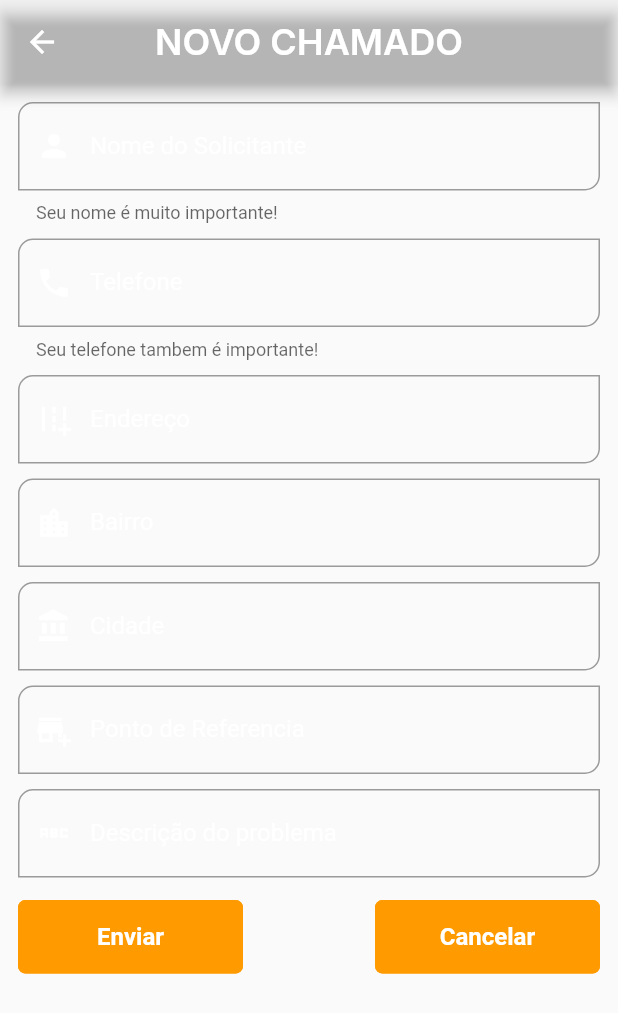
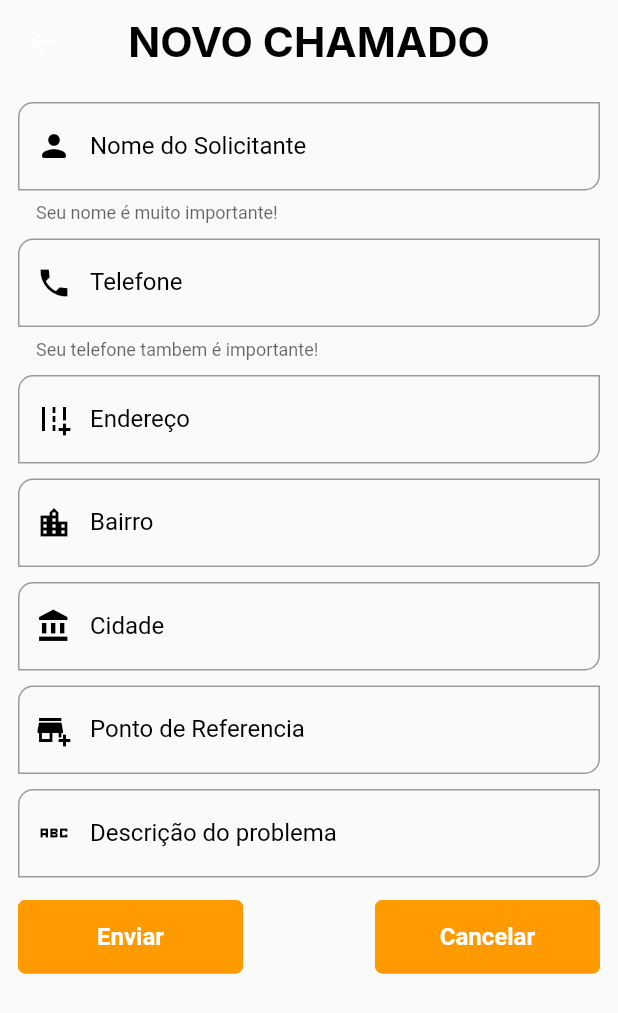
Before and after one commit to Barba2k2/CidadeSegura2, a Flutter app: the FormScreen screen opened directly, on a phone screen of 412 x 824 dp. Shown: the top 1013 px of the screen. Run offline on Flutter 3.47's test engine with Material 2 defaults, Android fonts, the phone set to English and light mode, and no system bars; our stand-ins replace cloud_firestore, firebase_auth, firebase_core, firebase_storage, flutter_otp_text_field, flutter_screenutil and 7 more; accounts and stored records are empty.

Commit message:
Alterações e ajustes

```diff
--- a/lib/src/features/core/screens/ChamadosPage/components/form_screen.dart
+++ b/lib/src/features/core/screens/ChamadosPage/components/form_screen.dart
@@ -1,5 +1,6 @@
 import 'dart:async';
 import 'package:cidade_segura2/src/features/core/screens/ChamadosPage/components/database/form_data.dart';
+import 'package:cloud_firestore/cloud_firestore.dart';
 import 'package:flutter/material.dart';
 import 'package:flutter/services.dart';
 import 'package:provider/provider.dart';
@@ -8,7 +9,6 @@ import '../../../../../constants/text_strings.dart';
 import 'buttons/cancel_button.dart';
 import 'buttons/send_form_button.dart';
 import 'dados_form.dart';
-import 'form_controller.dart';
 
 class FormScreen extends StatefulWidget {
   final Function(DadosForm)? onSubmit;
@@ -31,19 +31,36 @@ class _FormScreenState extends State<FormScreen> {
   final _formKey = GlobalKey<FormState>();
   final _formData = <String, Object>{};
 
+  final FirebaseFirestore _firestore = FirebaseFirestore.instance;
+
+  void saveData(String name, String phone, String address) {
+    CollectionReference users = _firestore.collection('Users');
+    DocumentReference userDocRef = users.doc('user_id');
+    CollectionReference chamados = userDocRef.collection('chamados');
+
+    chamados
+        .add({
+          'name': name,
+          'phone': phone,
+          'address': address,
+        })
+        .then((value) => debugPrint("Dados salvos com sucesso!"))
+        .catchError((error) => debugPrint("Falha ao salvar dados: $error"));
+  }
+
   @override
   Widget build(BuildContext context) {
-    final forms = Provider.of<FormRepository>(context);
-    // formulario = context.watch<FormRepository>();
-
-    return Scaffold(
+    var isDark = MediaQuery.of(context).platformBrightness == Brightness.dark;
+    return SafeArea(
+      child: Scaffold(
         appBar: AppBar(
-        title: const Text(
+          title: Text(
             'NOVO CHAMADO',
-          style: TextStyle(fontWeight: semiBold, fontSize: 24),
+            style: Theme.of(context).textTheme.displayLarge,
           ),
           centerTitle: true,
           backgroundColor: Colors.transparent,
+          elevation: 0,
         ),
         body: SingleChildScrollView(
           scrollDirection: Axis.vertical,
@@ -54,13 +71,13 @@ class _FormScreenState extends State<FormScreen> {
               child: Column(
                 children: [
                   TextFormField(
-                  decoration: const InputDecoration(
+                    decoration: InputDecoration(
                       labelText: 'Nome do Solicitante',
                       helperText: 'Seu nome é muito importante!',
                       hintText: 'João Da Silva Pedreira',
-                    prefixIcon: Icon(Icons.person_rounded, color: white),
-                    hoverColor: whiteGrey,
-                    focusedBorder: OutlineInputBorder(
+                      prefixIcon: Icon(Icons.person_rounded, color: isDark ? white : black),
+                      hoverColor: black,
+                      focusedBorder: const OutlineInputBorder(
                         borderSide: BorderSide(
                           width: 3,
                           color: Colors.greenAccent,
@@ -72,7 +89,7 @@ class _FormScreenState extends State<FormScreen> {
                           bottomLeft: Radius.zero,
                         ),
                       ),
-                    border: OutlineInputBorder(
+                      border: const OutlineInputBorder(
                         borderRadius: BorderRadius.only(
                           topRight: Radius.zero,
                           topLeft: Radius.circular(10),
@@ -80,13 +97,18 @@ class _FormScreenState extends State<FormScreen> {
                           bottomLeft: Radius.zero,
                         ),
                       ),
-                    labelStyle: TextStyle(color: white),
+                      labelStyle: TextStyle(
+                          color: isDark
+                              ? isDark
+                                  ? white
+                                  : black
+                              : black),
                     ),
                     controller: _nomeController,
                     textInputAction: TextInputAction.next,
                     minLines: 1,
                     maxLines: null,
-                  style: const TextStyle(color: white),
+                    style: TextStyle(color: isDark ? white : black),
                     // validator: (value) {
                     //   if (value!.trim().isEmpty || value.length < 4) {
                     //     return 'Por favor insira o nome';
@@ -99,13 +121,13 @@ class _FormScreenState extends State<FormScreen> {
                   ),
                   const SizedBox(height: 10),
                   TextFormField(
-                  decoration: const InputDecoration(
+                    decoration: InputDecoration(
                       labelText: 'Telefone',
                       helperText: 'Seu telefone tambem é importante!',
                       hintText: '(11) 93551-1525',
-                    prefixIcon: Icon(Icons.phone_sharp, color: white),
+                      prefixIcon: Icon(Icons.phone_sharp, color: isDark ? white : black),
                       hoverColor: Colors.red,
-                    focusedBorder: OutlineInputBorder(
+                      focusedBorder: const OutlineInputBorder(
                         borderSide: BorderSide(
                           width: 3,
                           color: Colors.greenAccent,
@@ -117,7 +139,7 @@ class _FormScreenState extends State<FormScreen> {
                           bottomLeft: Radius.zero,
                         ),
                       ),
-                    border: OutlineInputBorder(
+                      border: const OutlineInputBorder(
                         borderRadius: BorderRadius.only(
                           topRight: Radius.zero,
                           topLeft: Radius.circular(10),
@@ -125,7 +147,7 @@ class _FormScreenState extends State<FormScreen> {
                           bottomLeft: Radius.zero,
                         ),
                       ),
-                    labelStyle: TextStyle(color: white),
+                      labelStyle: TextStyle(color: isDark ? white : black),
                     ),
                     textInputAction: TextInputAction.next,
                     inputFormatters: <TextInputFormatter>[
@@ -141,17 +163,16 @@ class _FormScreenState extends State<FormScreen> {
                     //   return null;
                     // },
                     controller: _telefoneController,
-                  onSaved: (telefone) =>
-                      _formData['telefone'] = double.parse(telefone ?? ''),
+                    onSaved: (telefone) => _formData['telefone'] = double.parse(telefone ?? ''),
                   ),
                   const SizedBox(height: 10),
                   TextFormField(
-                  decoration: const InputDecoration(
+                    decoration: InputDecoration(
                       labelText: 'Endereço',
                       hintText: 'Rua Augusta, 55',
-                    prefixIcon: Icon(Icons.add_road_sharp, color: white),
+                      prefixIcon: Icon(Icons.add_road_sharp, color: isDark ? white : black),
                       hoverColor: whiteGrey,
-                    focusedBorder: OutlineInputBorder(
+                      focusedBorder: const OutlineInputBorder(
                         borderSide: BorderSide(
                           width: 3,
                           color: Colors.greenAccent,
@@ -163,7 +184,7 @@ class _FormScreenState extends State<FormScreen> {
                           bottomLeft: Radius.zero,
                         ),
                       ),
-                    border: OutlineInputBorder(
+                      border: const OutlineInputBorder(
                         borderRadius: BorderRadius.only(
                           topRight: Radius.zero,
                           topLeft: Radius.circular(10),
@@ -171,7 +192,7 @@ class _FormScreenState extends State<FormScreen> {
                           bottomLeft: Radius.zero,
                         ),
                       ),
-                    labelStyle: TextStyle(color: white),
+                      labelStyle: TextStyle(color: isDark ? white : black),
                     ),
                     textInputAction: TextInputAction.next,
                     minLines: 1,
@@ -181,12 +202,12 @@ class _FormScreenState extends State<FormScreen> {
                   ),
                   const SizedBox(height: 10),
                   TextFormField(
-                  decoration: const InputDecoration(
+                    decoration: InputDecoration(
                       labelText: 'Bairro',
                       hintText: 'Jardim Anápolis',
-                    prefixIcon: Icon(Icons.location_city_sharp, color: white),
+                      prefixIcon: Icon(Icons.location_city_sharp, color: isDark ? white : black),
                       hoverColor: whiteGrey,
-                    focusedBorder: OutlineInputBorder(
+                      focusedBorder: const OutlineInputBorder(
                         borderSide: BorderSide(
                           width: 3,
                           color: Colors.greenAccent,
@@ -198,7 +219,7 @@ class _FormScreenState extends State<FormScreen> {
                           bottomLeft: Radius.zero,
                         ),
                       ),
-                    border: OutlineInputBorder(
+                      border: const OutlineInputBorder(
                         borderRadius: BorderRadius.only(
                           topRight: Radius.zero,
                           topLeft: Radius.circular(10),
@@ -206,7 +227,7 @@ class _FormScreenState extends State<FormScreen> {
                           bottomLeft: Radius.zero,
                         ),
                       ),
-                    labelStyle: TextStyle(color: white),
+                      labelStyle: TextStyle(color: isDark ? white : black),
                     ),
                     textInputAction: TextInputAction.next,
                     minLines: 1,
@@ -219,12 +240,12 @@ class _FormScreenState extends State<FormScreen> {
                   ),
                   const SizedBox(height: 10),
                   TextFormField(
-                  decoration: const InputDecoration(
+                    decoration: InputDecoration(
                       labelText: 'Cidade',
                       hintText: 'São Paulo',
-                    prefixIcon: Icon(Icons.account_balance_sharp, color: white),
+                      prefixIcon: Icon(Icons.account_balance_sharp, color: isDark ? white : black),
                       hoverColor: whiteGrey,
-                    focusedBorder: OutlineInputBorder(
+                      focusedBorder: const OutlineInputBorder(
                         borderSide: BorderSide(
                           width: 3,
                           color: Colors.greenAccent,
@@ -236,7 +257,7 @@ class _FormScreenState extends State<FormScreen> {
                           bottomLeft: Radius.zero,
                         ),
                       ),
-                    border: OutlineInputBorder(
+                      border: const OutlineInputBorder(
                         borderRadius: BorderRadius.only(
                           topRight: Radius.zero,
                           topLeft: Radius.circular(10),
@@ -244,7 +265,7 @@ class _FormScreenState extends State<FormScreen> {
                           bottomLeft: Radius.zero,
                         ),
                       ),
-                    labelStyle: TextStyle(color: white),
+                      labelStyle: TextStyle(color: isDark ? white : black),
                     ),
                     textInputAction: TextInputAction.next,
                     // validator: (value) {
@@ -258,12 +279,12 @@ class _FormScreenState extends State<FormScreen> {
                   ),
                   const SizedBox(height: 10),
                   TextFormField(
-                  decoration: const InputDecoration(
+                    decoration: InputDecoration(
                       labelText: 'Ponto de Referencia',
                       hintText: 'Boteko do Seu Zézinho',
-                    prefixIcon: Icon(Icons.add_business_sharp, color: white),
+                      prefixIcon: Icon(Icons.add_business_sharp, color: isDark ? white : black),
                       hoverColor: whiteGrey,
-                    focusedBorder: OutlineInputBorder(
+                      focusedBorder: const OutlineInputBorder(
                         borderSide: BorderSide(
                           width: 3,
                           color: Colors.greenAccent,
@@ -275,7 +296,7 @@ class _FormScreenState extends State<FormScreen> {
                           bottomLeft: Radius.zero,
                         ),
                       ),
-                    border: OutlineInputBorder(
+                      border: const OutlineInputBorder(
                         borderRadius: BorderRadius.only(
                           topRight: Radius.zero,
                           topLeft: Radius.circular(10),
@@ -283,7 +304,7 @@ class _FormScreenState extends State<FormScreen> {
                           bottomLeft: Radius.zero,
                         ),
                       ),
-                    labelStyle: TextStyle(color: white),
+                      labelStyle: TextStyle(color: isDark ? white : black),
                     ),
                     textInputAction: TextInputAction.next,
                     minLines: 1,
@@ -292,17 +313,16 @@ class _FormScreenState extends State<FormScreen> {
                     //   return null;
                     // },
                     controller: _pontoReferenciaController,
-                  onSaved: (pontoReferencia) =>
-                      _formData['Ponto de Referencia'] = pontoReferencia ?? '',
+                    onSaved: (pontoReferencia) => _formData['Ponto de Referencia'] = pontoReferencia ?? '',
                   ),
                   const SizedBox(height: 10),
                   TextFormField(
-                  decoration: const InputDecoration(
+                    decoration: InputDecoration(
                       labelText: 'Descrição do problema',
                       hintText: 'Luz do poste queimada',
-                    prefixIcon: Icon(Icons.abc_sharp, color: white),
+                      prefixIcon: Icon(Icons.abc_sharp, color: isDark ? white : black),
                       hoverColor: whiteGrey,
-                    focusedBorder: OutlineInputBorder(
+                      focusedBorder: const OutlineInputBorder(
                         borderSide: BorderSide(
                           width: 3,
                           color: Colors.greenAccent,
@@ -314,7 +334,7 @@ class _FormScreenState extends State<FormScreen> {
                           bottomLeft: Radius.zero,
                         ),
                       ),
-                    border: OutlineInputBorder(
+                      border: const OutlineInputBorder(
                         borderRadius: BorderRadius.only(
                           topRight: Radius.zero,
                           topLeft: Radius.circular(10),
@@ -322,7 +342,7 @@ class _FormScreenState extends State<FormScreen> {
                           bottomLeft: Radius.zero,
                         ),
                       ),
-                    labelStyle: TextStyle(color: white),
+                      labelStyle: TextStyle(color: isDark ? white : black),
                     ),
                     minLines: 1,
                     maxLines: null,
@@ -333,8 +353,7 @@ class _FormScreenState extends State<FormScreen> {
                     //   return null;
                     // },
                     controller: _descricaoController,
-                  onSaved: (description) =>
-                      _formData['description'] = description ?? '',
+                    onSaved: (description) => _formData['description'] = description ?? '',
                   ),
                   // -- Widgets para enviar foto e vídeo
                   // const SizedBox(height: 20),
@@ -354,10 +373,11 @@ class _FormScreenState extends State<FormScreen> {
                     children: [
                       SendFormButton(
                         onPress: () {
-                        // FormController().submitForm(
-                        //   _nomeController.text,
-                        //   _telefoneController.text,
-                        // );
+                          saveData(
+                            _nomeController.text,
+                            _telefoneController.text,
+                            _enderecoController.text,
+                          );
                           // Navigator.pop(context);
                           // buildShowDialog(context);
 
@@ -368,6 +388,7 @@ class _FormScreenState extends State<FormScreen> {
                     ],
                   ),
                 ],
+              ),
             ),
           ),
         ),
--- a/lib/src/features/core/screens/profile/profile_screen.dart
+++ b/lib/src/features/core/screens/profile/profile_screen.dart
@@ -27,7 +27,10 @@ class ProfileScreen extends StatelessWidget {
           centerTitle: true,
           actions: [
             IconButton(
-              onPressed: () {},
+              onPressed: () {
+                isDark ? Brightness.light : Brightness.dark;
+                debugPrint('Cliquei aqui');
+              },
               icon: Icon(isDark ? LineAwesomeIcons.moon : LineAwesomeIcons.sun, color: isDark ? Colors.white : Colors.black),
             ),
           ],
@@ -55,9 +58,7 @@ class ProfileScreen extends StatelessWidget {
                       child: Container(
                         width: 35,
                         height: 35,
-                        decoration: BoxDecoration(
-                            borderRadius: BorderRadius.circular(100),
-                            color: tPrimaryColor),
+                        decoration: BoxDecoration(borderRadius: BorderRadius.circular(100), color: tPrimaryColor),
                         child: Icon(
                           LineAwesomeIcons.alternate_pencil,
                           size: 20,
@@ -68,10 +69,8 @@ class ProfileScreen extends StatelessWidget {
                   ],
                 ),
                 const SizedBox(height: 10),
-                Text(tProfileHeading,
-                    style: Theme.of(context).textTheme.headlineMedium),
-                Text(tProfileSubHeading,
-                    style: Theme.of(context).textTheme.bodyMedium),
+                Text(tProfileHeading, style: Theme.of(context).textTheme.headlineMedium),
+                Text(tProfileSubHeading, style: Theme.of(context).textTheme.bodyMedium),
                 const SizedBox(height: 20),
                 SizedBox(
                   width: 200,
--- a/lib/src/utils/theme/theme.dart
+++ b/lib/src/utils/theme/theme.dart
@@ -15,7 +15,8 @@ class TAppTheme {
       elevatedButtonTheme: TElevatedButtonTheme.lightElevatedButtonTheme,
       inputDecorationTheme: TTextFormFieldTheme.lightInputDecorationTheme,
       bottomNavigationBarTheme:
-          TBottomNavigationBarTheme.lightBottomNavigationBarTheme);
+          TBottomNavigationBarTheme.lightBottomNavigationBarTheme,
+  );
 
   static ThemeData darkTheme = ThemeData(
     brightness: Brightness.dark,
--- a/lib/to_do.txt
+++ b/lib/to_do.txt
@@ -1,6 +1,6 @@
 TO DO:
 
-- Arrumar pagina do Maps; (check)
+- Arrumar pagina do Maps;
 
 - Adicionar pagina de Politica e Privacidade (Loren Ipsun);
 
```
Also changed, not shown: lib/src/features/core/screens/ChamadosPage/components/form_controller.dart (deleted, +0 -19 lines). Lines whose indentation alone changed are shown as unchanged.
